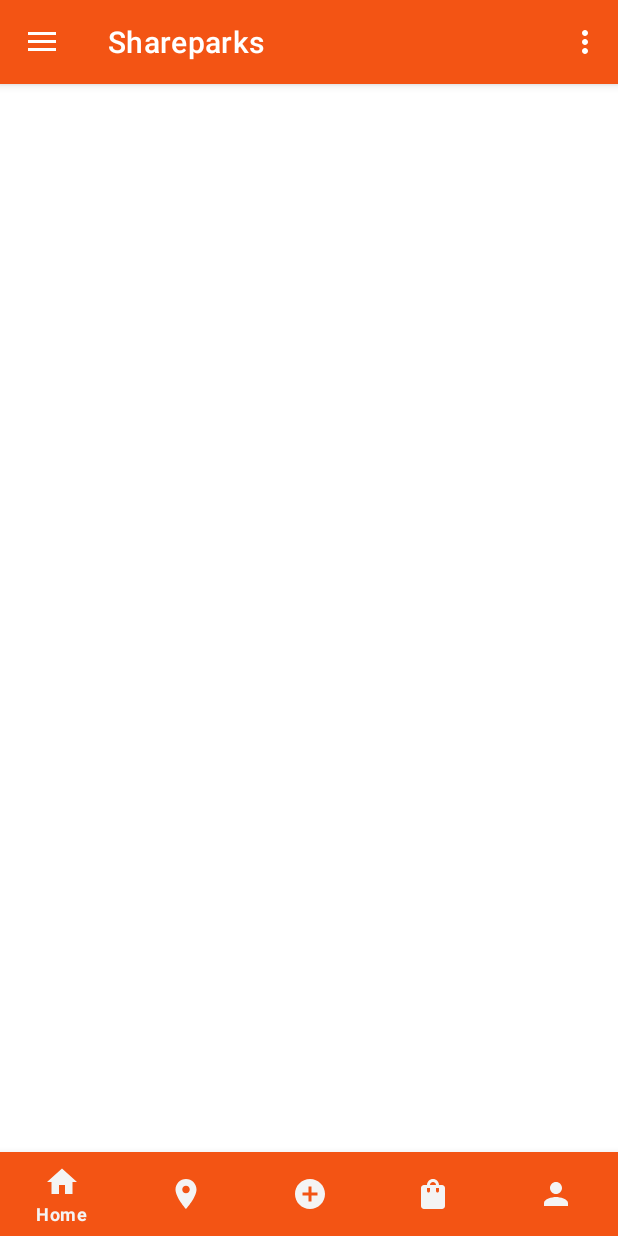
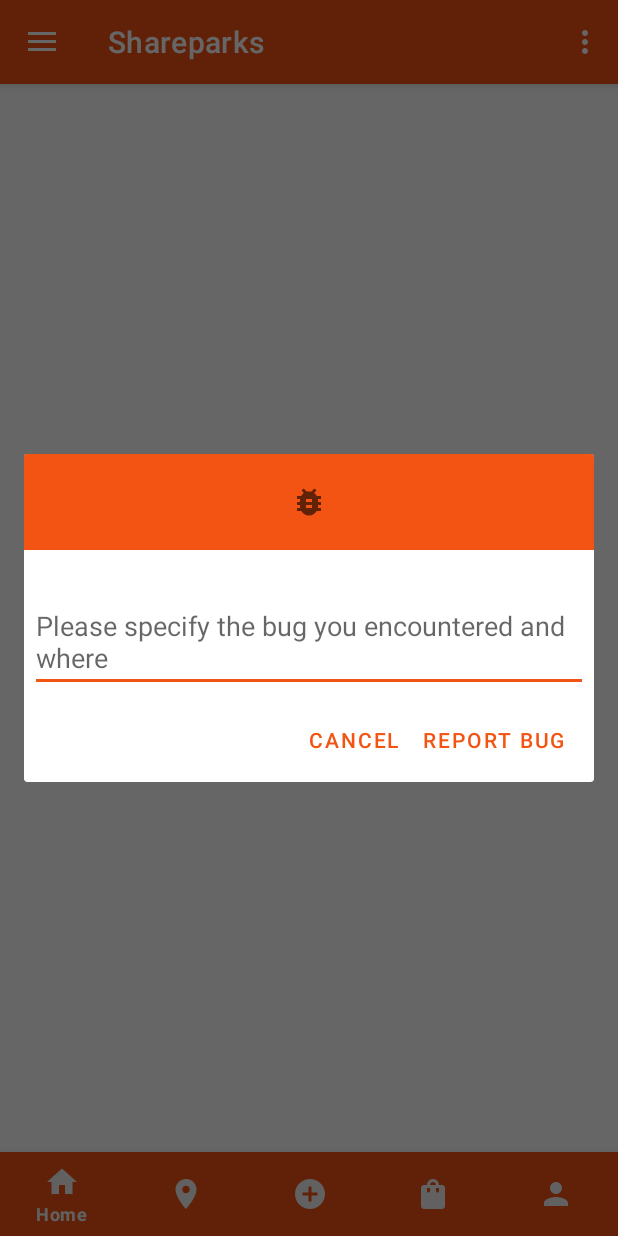
Before and after one commit to BigBoi077/Shareparks, an Android app: the MainActivity screen opened directly, with no data from a screen before it, in the options menu, after a tap on "Report Bug", on a phone screen of 412 x 824 dp. Run offline under Robolectric (Android 15) with nearby library versions, the phone set to English and light mode, and no system bars.

Commit message:
Made a bug report

```diff
--- a/app/src/main/java/cegepst/example/shareparks/views/MainActivity.java
+++ b/app/src/main/java/cegepst/example/shareparks/views/MainActivity.java
@@ -1,7 +1,6 @@
 package cegepst.example.shareparks.views;
 
 import android.app.AlertDialog;
-import android.content.DialogInterface;
 import android.content.Intent;
 import android.graphics.Bitmap;
 import android.graphics.BitmapFactory;
@@ -10,6 +9,7 @@ import android.net.Uri;
 import android.os.Bundle;
 import android.provider.MediaStore;
 import android.util.Log;
+import android.view.LayoutInflater;
 import android.view.Menu;
 import android.view.MenuInflater;
 import android.view.MenuItem;
@@ -99,15 +99,22 @@ public class MainActivity extends AppCompatActivity {
     }
 
     private void disconnectUserDialog() {
-        new AlertDialog.Builder(MainActivity.this)
+        new AlertDialog.Builder(this)
                 .setTitle(R.string.disconnectSession)
                 .setMessage(R.string.terminateSessionMessage)
-                .setPositiveButton(R.string.close_session_true, new DialogInterface.OnClickListener() {
-                    @Override
-                    public void onClick(DialogInterface dialogInterface, int i) {
-                        disconnectUser();
-                    }
-                }).setNegativeButton(R.string.close_session_false, null).show();
+                .setPositiveButton(R.string.close_session_true, (dialogInterface, i) -> disconnectUser())
+                .setNegativeButton(R.string.close_session_false, null).show();
+    }
+
+    private void reportBugDialog() {
+        AlertDialog.Builder builder = new AlertDialog.Builder(this);
+        LayoutInflater inflater = getLayoutInflater();
+        builder.setView(inflater.inflate(R.layout.report_bug_dialog, null))
+                .setPositiveButton(R.string.reportBug, (dialog, id) -> {
+                    alert("Bug has been reported to the developpers !");
+                })
+                .setNegativeButton(R.string.cancel, null);
+        builder.create().show();
     }
 
     private void startPostFragment() {
@@ -141,6 +148,7 @@ public class MainActivity extends AppCompatActivity {
             case R.id.actionAcountManagement:
                 return true;
             case R.id.actionReportBug:
+                reportBugDialog();
                 return true;
             case R.id.actionTerminateSession:
                 disconnectUserDialog();
--- /dev/null
+++ b/app/src/main/res/drawable/ic_bug_report.xml
@@ -0,0 +1,10 @@
+<vector xmlns:android="http://schemas.android.com/apk/res/android"
+    android:width="24dp"
+    android:height="24dp"
+    android:tint="?attr/colorControlNormal"
+    android:viewportWidth="24"
+    android:viewportHeight="24">
+    <path
+        android:fillColor="@android:color/white"
+        android:pathData="M20,8h-2.81c-0.45,-0.78 -1.07,-1.45 -1.82,-1.96L17,4.41 15.59,3l-2.17,2.17C12.96,5.06 12.49,5 12,5c-0.49,0 -0.96,0.06 -1.41,0.17L8.41,3 7,4.41l1.62,1.63C7.88,6.55 7.26,7.22 6.81,8L4,8v2h2.09c-0.05,0.33 -0.09,0.66 -0.09,1v1L4,12v2h2v1c0,0.34 0.04,0.67 0.09,1L4,16v2h2.81c1.04,1.79 2.97,3 5.19,3s4.15,-1.21 5.19,-3L20,18v-2h-2.09c0.05,-0.33 0.09,-0.66 0.09,-1v-1h2v-2h-2v-1c0,-0.34 -0.04,-0.67 -0.09,-1L20,10L20,8zM14,16h-4v-2h4v2zM14,12h-4v-2h4v2z" />
+</vector>
--- /dev/null
+++ b/app/src/main/res/layout/report_bug_dialog.xml
@@ -0,0 +1,34 @@
+<?xml version="1.0" encoding="utf-8"?>
+<androidx.constraintlayout.widget.ConstraintLayout xmlns:android="http://schemas.android.com/apk/res/android"
+    xmlns:tools="http://schemas.android.com/tools"
+    android:layout_width="match_parent"
+    android:layout_height="match_parent">
+
+    <LinearLayout
+        android:layout_width="match_parent"
+        android:layout_height="wrap_content"
+        android:gravity="center"
+        android:orientation="vertical"
+        tools:ignore="MissingConstraints">
+
+        <ImageView
+            android:layout_width="match_parent"
+            android:layout_height="64dp"
+            android:layout_marginBottom="12dp"
+            android:background="@color/Pomegranate"
+            android:contentDescription="@string/app_name"
+            android:scaleType="center"
+            android:src="@drawable/ic_bug_report" />
+
+        <EditText
+            android:layout_width="match_parent"
+            android:layout_height="wrap_content"
+            android:layout_marginLeft="4dp"
+            android:layout_marginTop="16dp"
+            android:layout_marginRight="4dp"
+            android:layout_marginBottom="4dp"
+            android:hint="@string/bugReportHint" />
+
+    </LinearLayout>
+
+</androidx.constraintlayout.widget.ConstraintLayout>
--- a/app/src/main/res/values/strings.xml
+++ b/app/src/main/res/values/strings.xml
@@ -27,4 +27,6 @@
     <string name="likesDefault">0 likes</string>
     <string name="close_session_true">Yes</string>
     <string name="close_session_false">Close</string>
+    <string name="cancel">Cancel</string>
+    <string name="bugReportHint">Please specify the bug you encountered and where</string>
 </resources>
```
